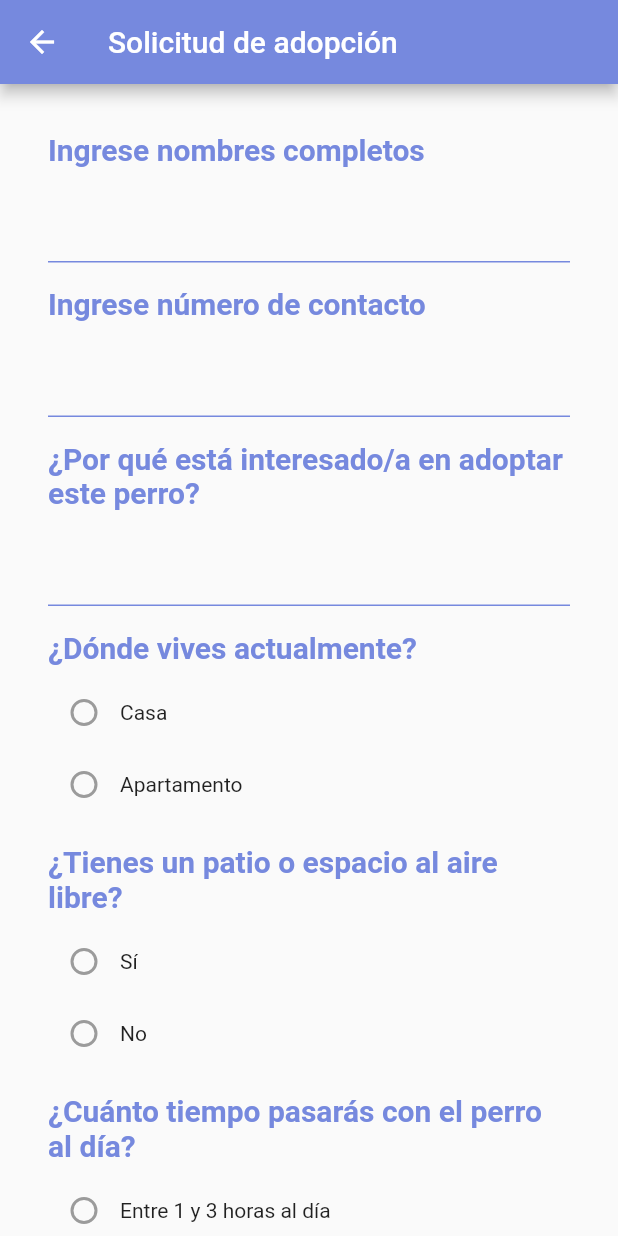
After one commit to cristopher-gomez-m/pet_rescue_flutter, a Flutter app: the SolicitudPage screen opened directly, on a phone screen of 412 x 824 dp. The commit adds this screen. Run offline on Flutter 3.47's test engine with Material 2 defaults, Android fonts, the phone set to English and light mode, and no system bars; our stand-ins replace image_picker, sqflite; accounts and stored records are empty.

Commit message:
Interfaz solicitud lista

```diff
--- /dev/null
+++ b/lib/solicitud.dart
@@ -0,0 +1,245 @@
+// ignore_for_file: sort_child_properties_last
+
+import 'package:flutter/material.dart';
+
+class SolicitudPage extends StatelessWidget {
+  const SolicitudPage({Key? key}) : super(key: key);
+
+  @override
+  Widget build(BuildContext context) {
+    return Scaffold(
+      appBar: AppBar(
+        title: const Text('Solicitud de adopción'),
+      ),
+      body: SingleChildScrollView(
+        child: Container(
+          padding: const EdgeInsets.all(16.0),
+          child: Column(
+            crossAxisAlignment: CrossAxisAlignment.start,
+            children: [
+              const Padding(
+                padding: EdgeInsets.only(top: 16.0, left: 16.0),
+                child: Text(
+                  'Ingrese nombres completos',
+                  style: TextStyle(
+                    color: Color(0xFF7689DE),
+                    fontWeight: FontWeight.bold,
+                    fontSize: 20,
+                  ),
+                ),
+              ),
+              const SizedBox(height: 16.0),
+              const Padding(
+                padding: EdgeInsets.symmetric(horizontal: 16.0),
+                child: TextField(
+                  decoration: InputDecoration(
+                    enabledBorder: UnderlineInputBorder(
+                      borderSide: BorderSide(color: Color(0xFF7689DE)),
+                    ),
+                  ),
+                ),
+              ),
+              const Padding(
+                padding: EdgeInsets.only(top: 16.0, left: 16.0),
+                child: Text(
+                  'Ingrese número de contacto',
+                  style: TextStyle(
+                    color: Color(0xFF7689DE),
+                    fontWeight: FontWeight.bold,
+                    fontSize: 20,
+                  ),
+                ),
+              ),
+              const SizedBox(height: 16.0),
+              const Padding(
+                padding: EdgeInsets.symmetric(horizontal: 16.0),
+                child: TextField(
+                  decoration: InputDecoration(
+                    enabledBorder: UnderlineInputBorder(
+                      borderSide: BorderSide(color: Color(0xFF7689DE)),
+                    ),
+                  ),
+                ),
+              ),
+              const Padding(
+                padding: EdgeInsets.only(top: 16.0, left: 16.0, right: 16.0),
+                child: Text(
+                  '¿Por qué está interesado/a en adoptar este perro?',
+                  style: TextStyle(
+                    color: Color(0xFF7689DE),
+                    fontWeight: FontWeight.bold,
+                    fontSize: 20,
+                  ),
+                ),
+              ),
+              const SizedBox(height: 16.0),
+              const Padding(
+                padding: EdgeInsets.symmetric(horizontal: 16.0),
+                child: TextField(
+                  decoration: InputDecoration(
+                    enabledBorder: UnderlineInputBorder(
+                      borderSide: BorderSide(color: Color(0xFF7689DE)),
+                    ),
+                  ),
+                ),
+              ),
+              const Padding(
+                padding: EdgeInsets.only(top: 16.0, left: 16.0),
+                child: Text(
+                  '¿Dónde vives actualmente?',
+                  style: TextStyle(
+                    color: Color(0xFF7689DE),
+                    fontWeight: FontWeight.bold,
+                    fontSize: 20,
+                  ),
+                ),
+              ),
+              const SizedBox(height: 8.0),
+              const Padding(
+                padding: EdgeInsets.symmetric(horizontal: 16.0),
+                child: Column(
+                  children: [
+                    Row(
+                      children: [
+                        Radio(
+                          value: 'Casa',
+                          groupValue: null,
+                          onChanged: null,
+                        ),
+                        Text('Casa'),
+                      ],
+                    ),
+                    Row(
+                      children: [
+                        Radio(
+                          value: 'Apartamento',
+                          groupValue: null,
+                          onChanged: null,
+                        ),
+                        Text('Apartamento'),
+                      ],
+                    ),
+                  ],
+                ),
+              ),
+              const Padding(
+                padding: EdgeInsets.only(top: 16.0, left: 16.0, right: 16.0),
+                child: Text(
+                  '¿Tienes un patio o espacio al aire libre?',
+                  style: TextStyle(
+                    color: Color(0xFF7689DE),
+                    fontWeight: FontWeight.bold,
+                    fontSize: 20,
+                  ),
+                ),
+              ),
+              const SizedBox(height: 8.0),
+              const Padding(
+                padding: EdgeInsets.symmetric(horizontal: 16.0),
+                child: Column(
+                  children: [
+                    Row(
+                      children: [
+                        Radio(
+                          value: 'Sí',
+                          groupValue: null,
+                          onChanged: null,
+                        ),
+                        Text('Sí'),
+                      ],
+                    ),
+                    Row(
+                      children: [
+                        Radio(
+                          value: 'No',
+                          groupValue: null,
+                          onChanged: null,
+                        ),
+                        Text('No'),
+                      ],
+                    ),
+                  ],
+                ),
+              ),
+              const Padding(
+                padding: EdgeInsets.only(top: 16.0, left: 16.0, right: 16.0),
+                child: Text(
+                  '¿Cuánto tiempo pasarás con el perro al día?',
+                  style: TextStyle(
+                    color: Color(0xFF7689DE),
+                    fontWeight: FontWeight.bold,
+                    fontSize: 20,
+                  ),
+                ),
+              ),
+              const SizedBox(height: 8.0),
+              const Padding(
+                padding: EdgeInsets.symmetric(horizontal: 16.0),
+                child: Column(
+                  children: [
+                    Row(
+                      children: [
+                        Radio(
+                          value: '1-3 horas',
+                          groupValue: null,
+                          onChanged: null,
+                        ),
+                        Text('Entre 1 y 3 horas al día'),
+                      ],
+                    ),
+                    Row(
+                      children: [
+                        Radio(
+                          value: '3-5 horas',
+                          groupValue: null,
+                          onChanged: null,
+                        ),
+                        Text('Entre 3 y 5 horas al día'),
+                      ],
+                    ),
+                    Row(
+                      children: [
+                        Radio(
+                          value: '5+ horas',
+                          groupValue: null,
+                          onChanged: null,
+                        ),
+                        Text('Más de 5 horas al día'),
+                      ],
+                    ),
+                  ],
+                ),
+              ),
+              const SizedBox(height: 16.0),
+              Center(
+                child: Padding(
+                  padding: const EdgeInsets.symmetric(
+                      horizontal: 16.0, vertical: 32.0),
+                  child: ElevatedButton(
+                    onPressed: () {
+                      // Aquí puedes agregar la lógica para solicitar la adopción
+                    },
+                    child: const Text(
+                      'Enviar Solicitud',
+                      style: TextStyle(
+                        color: Colors.white,
+                        fontSize: 18,
+                        fontWeight: FontWeight.bold,
+                      ),
+                    ),
+                    style: ElevatedButton.styleFrom(
+                      primary:
+                          const Color(0xFF7689DE), // Color de fondo solicitado
+                      minimumSize:
+                          const Size(double.infinity, 50), // Ancho mínimo del botón
+                    ),
+                  ),
+                ),
+              ),
+            ],
+          ),
+        ),
+      ),
+    );
+  }
+}
```
Also changed, not shown: lib/dog_details.dart (+150 -26 lines).
